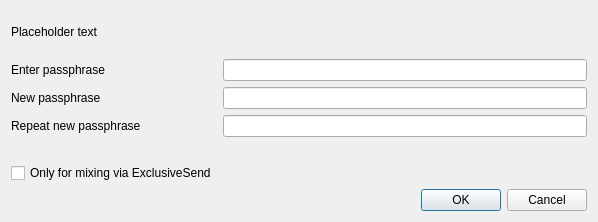
Old version of the form src/qt/forms/askpassphrasedialog.ui in the repository trivechain/trivechain-core.
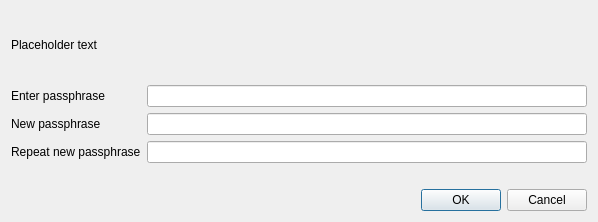
New version of the form.

What changed in the file:
```diff
--- a/src/qt/forms/askpassphrasedialog.ui
+++ b/src/qt/forms/askpassphrasedialog.ui
@@ -108,22 +108,6 @@
        </property>
       </widget>
      </item>
-     <item row="4" column="0">
-      <widget class="QCheckBox" name="mixingOnlyCheckBox">
-       <property name="enabled">
-        <bool>true</bool>
-       </property>
-       <property name="toolTip">
-        <string>Serves to disable the trivial sendmoney when OS account compromised. Provides no real security.</string>
-       </property>
-       <property name="text">
-        <string>Only for mixing via ExclusiveSend</string>
-       </property>
-       <property name="visible">
-        <bool>false</bool>
-       </property>
-      </widget>
-     </item>
     </layout>
    </item>
    <item>
```
